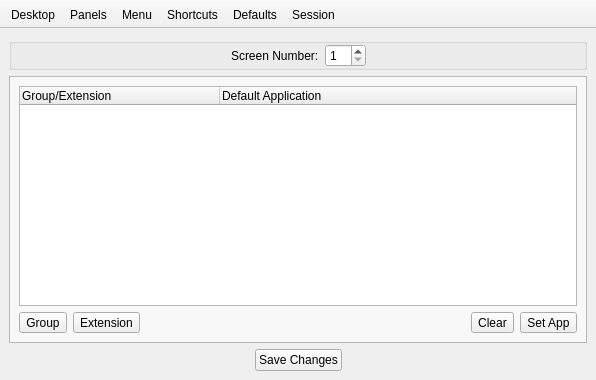
trueos/pcbsd, file lumina/lumina-config/mainUI.ui: the form before one commit.
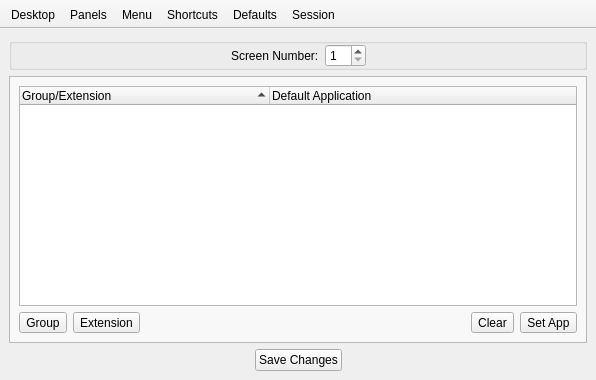
The form after the commit. The open tabs and pages were chosen to show the change.

Commit message: Add the ability to change default applications for files, as individuals or in groups through lumina-config. Also make sure to define some initial groups to start with (web, email, images, various development languages).

```diff
--- a/lumina/lumina-config/mainUI.ui
+++ b/lumina/lumina-config/mainUI.ui
@@ -953,8 +953,29 @@
        <layout class="QVBoxLayout" name="verticalLayout_9">
         <item>
          <widget class="QTreeWidget" name="tree_defaults">
+          <property name="iconSize">
+           <size>
+            <width>20</width>
+            <height>20</height>
+           </size>
+          </property>
+          <property name="indentation">
+           <number>20</number>
+          </property>
+          <property name="sortingEnabled">
+           <bool>true</bool>
+          </property>
+          <property name="animated">
+           <bool>true</bool>
+          </property>
+          <property name="allColumnsShowFocus">
+           <bool>true</bool>
+          </property>
           <attribute name="headerDefaultSectionSize">
-           <number>200</number>
+           <number>250</number>
+          </attribute>
+          <attribute name="headerMinimumSectionSize">
+           <number>150</number>
           </attribute>
           <column>
            <property name="text">
```
Left out of the diff: 28 changed lines with no effect on the pictures. The commit also changes 2 other files.
